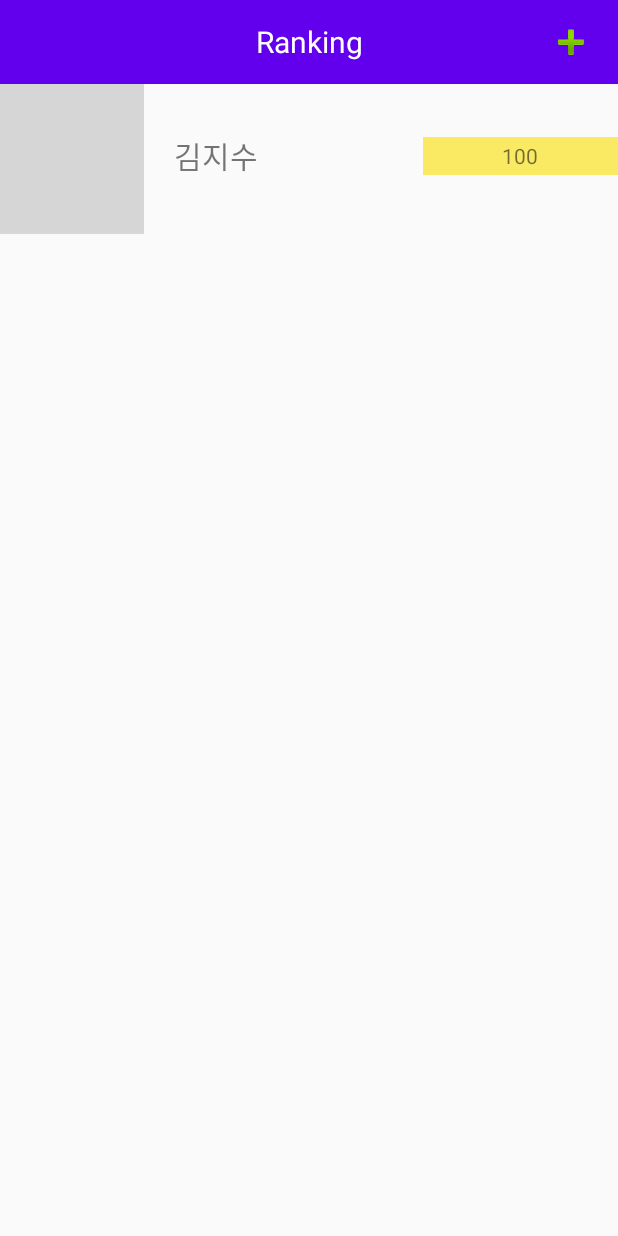
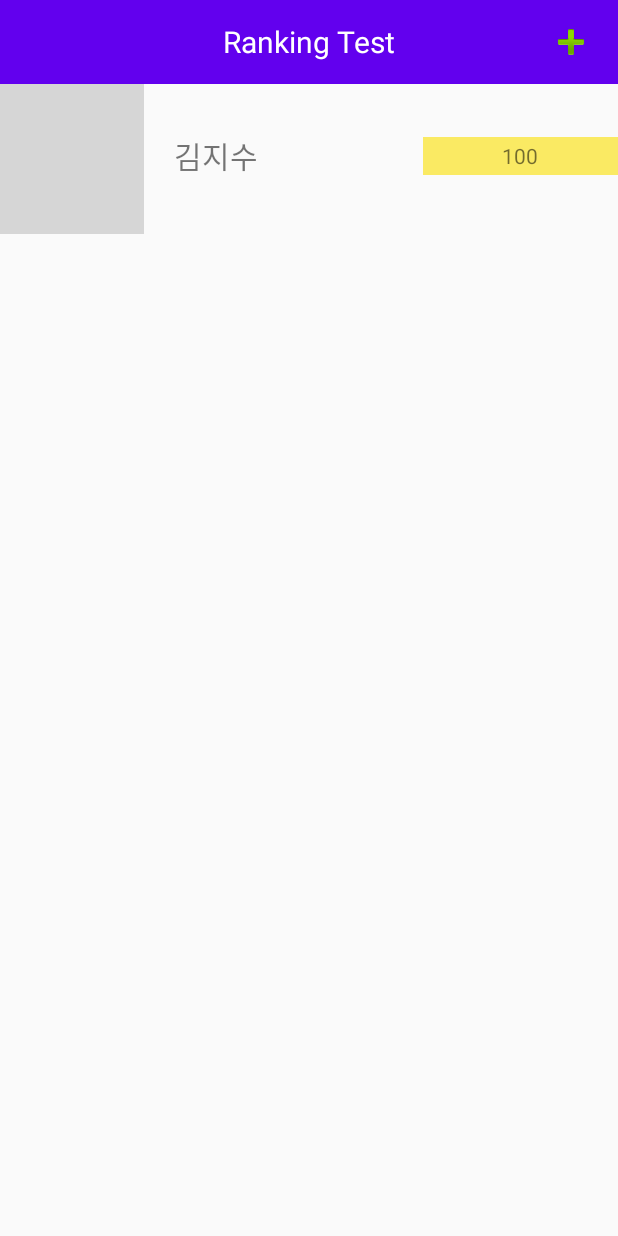
Before and after one commit to Mobile-and-Ubiquitous-Computing-2020-1/team2, an Android app: the screen it shows after launch (RankActivity), on a phone screen of 412 x 824 dp. Run offline under Robolectric (Android 15) with nearby library versions, the phone set to English and light mode, and no system bars; our stand-ins replace CircleImageView; grey boxes are pictures that could not be loaded.

Commit message:
Checking consistency

```diff
--- a/Android/app/src/main/res/layout/toolbar.xml
+++ b/Android/app/src/main/res/layout/toolbar.xml
@@ -11,7 +11,7 @@
         <TextView
             android:layout_gravity="center"
             android:textColor="@android:color/white"
-            android:text="Ranking"
+            android:text="Ranking Test"
             android:textSize="20sp"
             android:layout_width="wrap_content"
             android:layout_height="wrap_content"/>
```
